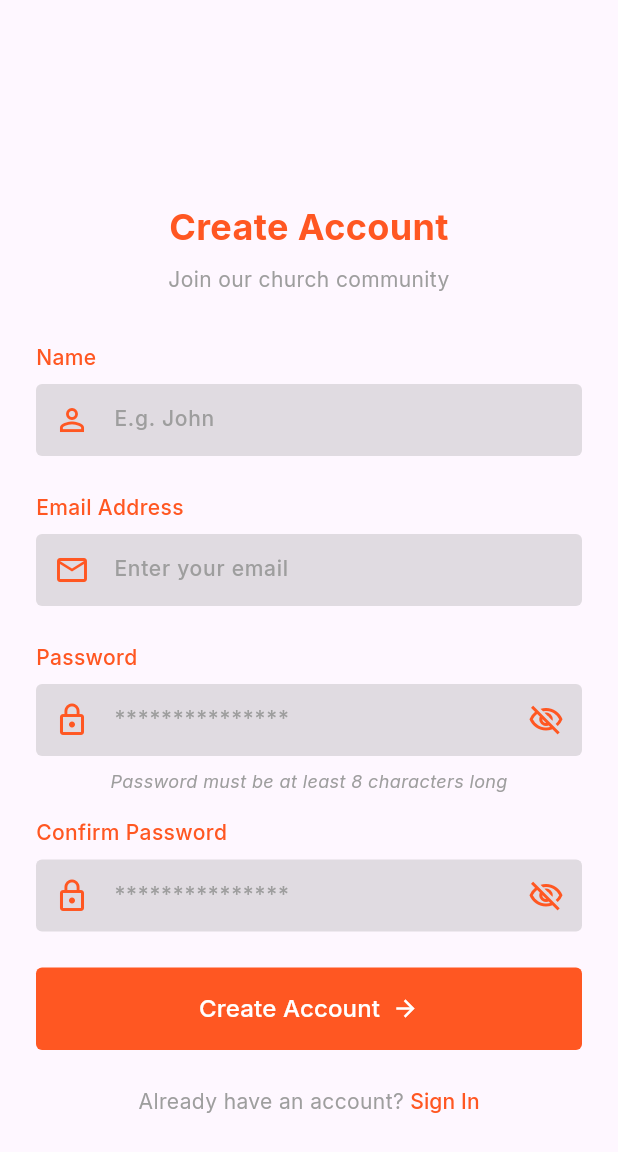
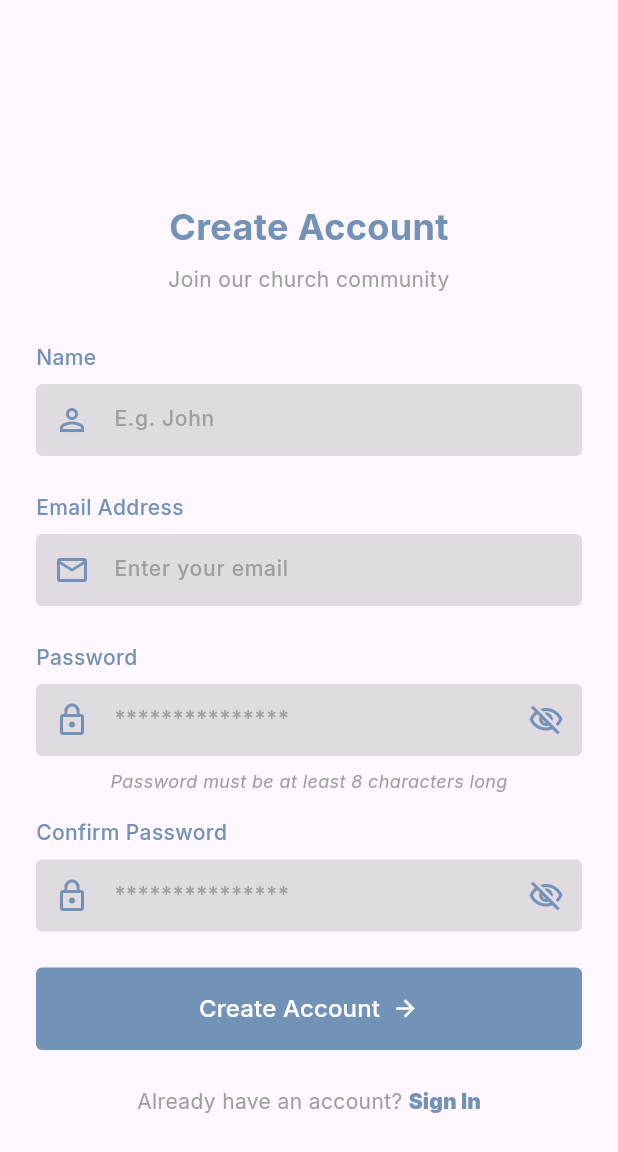
Before and after one commit to DaveSaah/ekklesia, a Flutter app: the SignupScreen screen opened directly, after a tap on "Sign In", after a tap on "Sign Up", on a phone screen of 412 x 824 dp. Shown: the top 1152 px of the screen. Run offline on Flutter 3.47's test engine with Material 3 defaults, Android fonts, the phone set to English and light mode, and no system bars; our stand-ins replace flutter_dotenv, internet_connection_checker, shared_preferences, smooth_page_indicator, supabase_flutter; accounts and stored records are empty; statements that could not run were skipped.

Commit message:
chore: update theme

```diff
--- a/lib/features/auth/login_screen.dart
+++ b/lib/features/auth/login_screen.dart
@@ -128,7 +128,7 @@ class _LoginScreenState extends State<LoginScreen>
                       style: TextStyle(
                         fontSize: 24,
                         fontWeight: FontWeight.bold,
-                        color: AppColors.primary,
+                        color: Theme.of(context).primaryColor,
                       ),
                       textAlign: TextAlign.center,
                     ),
@@ -251,7 +251,7 @@ class _LoginScreenState extends State<LoginScreen>
                                   backgroundColor: AppColors.textSecondary,
                                   strokeWidth: 2,
                                   valueColor: AlwaysStoppedAnimation<Color>(
-                                    AppColors.accentColor,
+                                    AppColors.primary,
                                   ),
                                 ),
                               )
@@ -263,14 +263,14 @@ class _LoginScreenState extends State<LoginScreen>
                                     style: TextStyle(
                                       fontSize: 16,
                                       fontWeight: FontWeight.w500,
-                                      color: AppColors.accentColor,
+                                      color: Colors.white,
                                     ),
                                   ),
                                   SizedBox(width: 8),
                                   Icon(
                                     Icons.arrow_forward,
                                     size: 18,
-                                    color: AppColors.accentColor,
+                                    color: Colors.white,
                                   ),
                                 ],
                               ),
@@ -303,7 +303,7 @@ class _LoginScreenState extends State<LoginScreen>
                             child: Text(
                               "Sign Up",
                               style: TextStyle(
-                                fontWeight: FontWeight.w500,
+                                fontWeight: FontWeight.w900,
                                 color: AppColors.primary,
                               ),
                             ),
--- a/lib/features/auth/signup_screen.dart
+++ b/lib/features/auth/signup_screen.dart
@@ -151,7 +151,7 @@ class _SignupScreenState extends State<SignupScreen>
                         ),
                         child: const Text(
                           'Continue',
-                          style: TextStyle(color: AppColors.accentColor),
+                          style: TextStyle(color: AppColors.accent),
                         ),
                       ),
                     ],
@@ -454,7 +454,7 @@ class _SignupScreenState extends State<SignupScreen>
                                   backgroundColor: AppColors.textSecondary,
                                   strokeWidth: 2,
                                   valueColor: AlwaysStoppedAnimation<Color>(
-                                    AppColors.accentColor,
+                                    AppColors.primary,
                                   ),
                                 ),
                               )
@@ -466,14 +466,14 @@ class _SignupScreenState extends State<SignupScreen>
                                     style: TextStyle(
                                       fontSize: 16,
                                       fontWeight: FontWeight.w500,
-                                      color: AppColors.accentColor,
+                                      color: Colors.white,
                                     ),
                                   ),
                                   SizedBox(width: 8),
                                   Icon(
                                     Icons.arrow_forward,
                                     size: 18,
-                                    color: AppColors.accentColor,
+                                    color: Colors.white,
                                   ),
                                 ],
                               ),
@@ -504,7 +504,7 @@ class _SignupScreenState extends State<SignupScreen>
                             ),
                             child: const Text(
                               "Sign In",
-                              style: TextStyle(fontWeight: FontWeight.w500),
+                              style: TextStyle(fontWeight: FontWeight.w900),
                             ),
                           ),
                         ],
--- a/lib/theme/app_colors.dart
+++ b/lib/theme/app_colors.dart
@@ -1,12 +1,15 @@
 import 'package:flutter/material.dart';
 
 class AppColors {
-  static const Color primary = Colors.deepOrange;
-  static const Color secondary = Colors.deepOrange;
-  static const Color textPrimary = Colors.black87;
+  static const Color primary = Color(0xFF7392B7); // soft blue
+  static const Color secondary = Color(0xFF88292F); // deep maroon
+  static const Color accent = Color(0xFFFA824C); // bright orange
+  static const Color background = Color(0xFFFAFFFD); // off-white
+  static const Color textPrimary = Color(0xFF2E1E0F); // dark brown
   static const Color textSecondary = Colors.grey;
-  static const Color buttonPrimary = Colors.white;
-  static const Color error = Colors.redAccent;
+
+  static const Color card = Color(0xFFFAFFFD);
   static const Color divider = Colors.grey;
-  static const Color accentColor = Colors.white;
+  static const Color icon = Color(0xFF7392B7);
+  static const Color fab = Color(0xFF88292F);
 }
```
